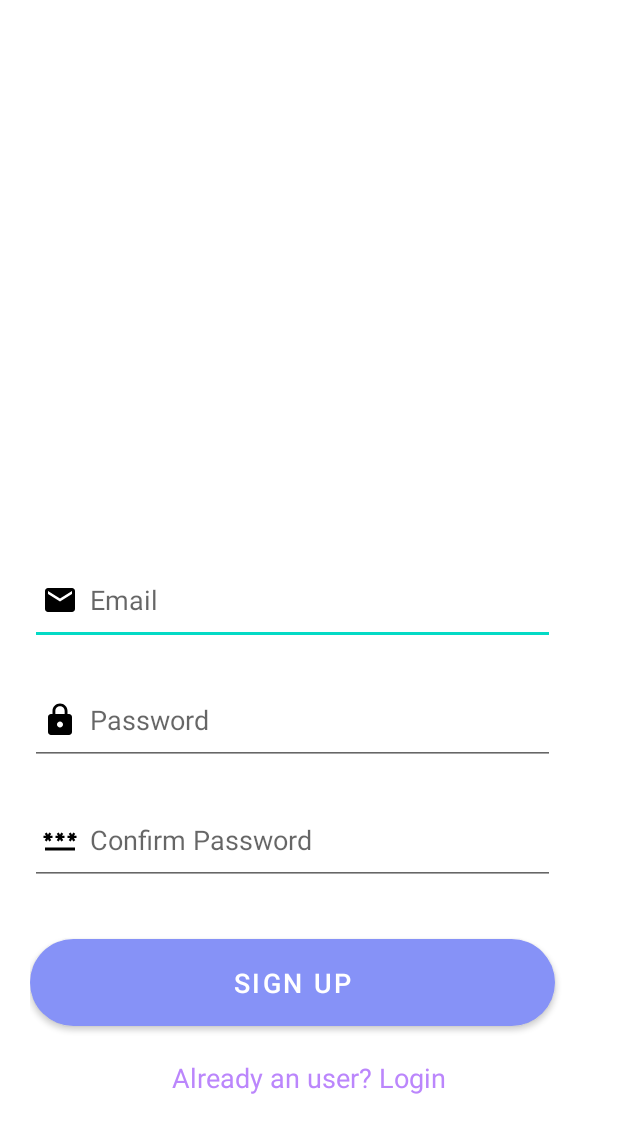
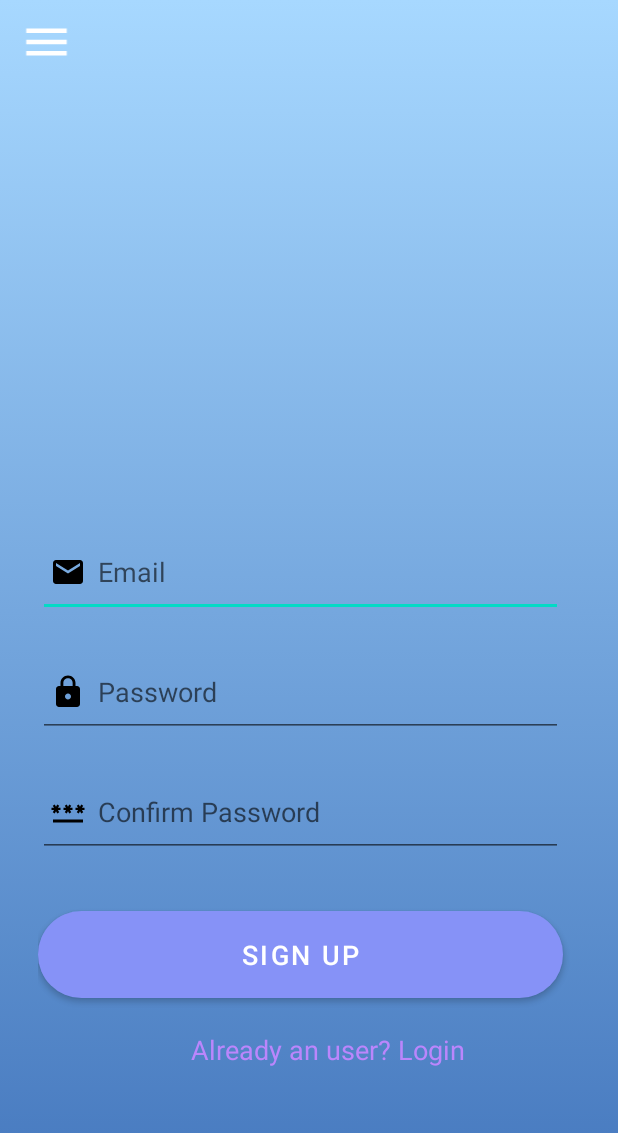
Before and after one commit to aluno23032/WeatherApp, an Android app: the screen it shows after launch (RegisterActivity), in the side drawer, after a tap on "Register", on a phone screen of 412 x 824 dp. Shown: the top 1133 px of the screen. Run offline under Robolectric (Android 15) with nearby library versions, the light colour scheme and no system bars; our stand-ins replace Firebase (no records; nobody signed in at launch, a user with empty details on screens opened directly), Volley; Roboto replaces fonts that are not available here.

Commit message:
Menu na página login e registo e fundo dinâmico

```diff
--- a/app/src/main/java/com/example/weatherapp/MainActivity.kt
+++ b/app/src/main/java/com/example/weatherapp/MainActivity.kt
@@ -98,10 +98,7 @@ class MainActivity : AppCompatActivity() {
         supportActionBar?.hide()
         rightNow = Calendar.getInstance()
         val hour: Int = rightNow.get(Calendar.HOUR_OF_DAY)
-        if (hour !in 6..20) {
-            drawerLayout.setBackgroundResource(R.drawable.bggradientnight)
-            tableLayout.setBackgroundResource(R.drawable.rectanglenight)
-        } else {
+        if (hour in 6..20) {
             drawerLayout.setBackgroundResource(R.drawable.bggradientday)
             tableLayout.setBackgroundResource(R.drawable.rectangleday)
         }
--- a/app/src/main/java/com/example/weatherapp/RegisterActivity.kt
+++ b/app/src/main/java/com/example/weatherapp/RegisterActivity.kt
@@ -3,9 +3,13 @@ package com.example.weatherapp
 import android.content.Intent
 import androidx.appcompat.app.AppCompatActivity
 import android.os.Bundle
+import android.widget.ImageView
 import android.widget.Toast
+import androidx.core.view.GravityCompat
+import androidx.drawerlayout.widget.DrawerLayout
 import com.example.weatherapp.databinding.ActivityRegisterBinding
 import com.google.firebase.auth.FirebaseAuth
+import java.util.*
 
 class RegisterActivity : AppCompatActivity() {
     private lateinit var binding: ActivityRegisterBinding
@@ -15,6 +19,16 @@ class RegisterActivity : AppCompatActivity() {
         binding = ActivityRegisterBinding.inflate(layoutInflater)
         setContentView(binding.root)
         firebaseAuth = FirebaseAuth.getInstance()
+        val drawerLayout = findViewById<DrawerLayout>(R.id.drawerLayout)
+        val menu = findViewById<ImageView>(R.id.menu)
+        menu.setOnClickListener{
+            drawerLayout.openDrawer(GravityCompat.START)
+        }
+        val rightNow = Calendar.getInstance()
+        val hour: Int = rightNow.get(Calendar.HOUR_OF_DAY)
+        if (hour in 6..20) {
+            drawerLayout.setBackgroundResource(R.drawable.bggradientday)
+        }
         binding.signupButton.setOnClickListener {
             val email = binding.signupEmail.text.toString()
             val password = binding.signupPassword.text.toString()
--- a/app/src/main/res/layout/activity_register.xml
+++ b/app/src/main/res/layout/activity_register.xml
@@ -1,8 +1,17 @@
 <?xml version="1.0" encoding="utf-8"?>
-<ScrollView
-    xmlns:android="http://schemas.android.com/apk/res/android"
+<androidx.drawerlayout.widget.DrawerLayout xmlns:android="http://schemas.android.com/apk/res/android"
     xmlns:app="http://schemas.android.com/apk/res-auto"
     xmlns:tools="http://schemas.android.com/tools"
+    android:id="@+id/drawerLayout"
+    android:layout_width="match_parent"
+    android:layout_height="match_parent"
+    android:layout_gravity="start"
+    android:background="@drawable/bggradientnight"
+    android:fitsSystemWindows="true"
+    tools:context=".RegisterActivity"
+    tools:openDrawer="start">
+
+    <ScrollView
         android:layout_width="match_parent"
         android:layout_height="match_parent"
         tools:context=".RegisterActivity">
@@ -10,72 +19,87 @@
         <LinearLayout
             android:layout_width="match_parent"
             android:layout_height="wrap_content"
-        android:orientation="vertical">
+            android:orientation="vertical"
+            android:paddingTop="10dp">
+
+            <ImageView
+                android:id="@+id/menu"
+                android:layout_width="match_parent"
+                android:layout_height="wrap_content"
+                android:layout_marginEnd="350dp"
+                android:contentDescription="@string/menu"
+                app:srcCompat="@drawable/ic_menu" />
 
             <LinearLayout
                 android:layout_width="match_parent"
                 android:layout_height="wrap_content"
+                android:layout_marginTop="275dp"
                 android:orientation="vertical"
-            android:layout_marginTop="320dp"
-            android:padding="20dp">
+                android:paddingLeft="25dp">
 
                 <EditText
+                    android:id="@+id/signup_email"
                     android:layout_width="350dp"
                     android:layout_height="60dp"
-                android:id="@+id/signup_email"
                     android:layout_marginTop="30dp"
-                android:padding="8dp"
-                android:hint="Email"
                     android:drawableLeft="@drawable/ic_baseline_email_24"
                     android:drawablePadding="8dp"
-                android:textColor="@color/black"/>
+                    android:hint="Email"
+                    android:padding="8dp"
+                    android:textColor="@color/black" />
 
                 <EditText
+                    android:id="@+id/signup_password"
                     android:layout_width="350dp"
                     android:layout_height="60dp"
-                android:id="@+id/signup_password"
                     android:layout_marginTop="20dp"
-                android:padding="8dp"
+                    android:drawableLeft="@drawable/ic_baseline_lock_24"
+                    android:drawablePadding="8dp"
                     android:hint="Password"
                     android:inputType="textPassword"
-                android:drawableLeft="@drawable/ic_baseline_lock_24"
-                android:drawablePadding="8dp"
-                android:textColor="@color/black"/>
+                    android:padding="8dp"
+                    android:textColor="@color/black" />
 
                 <EditText
+                    android:id="@+id/signup_confirm"
                     android:layout_width="350dp"
                     android:layout_height="60dp"
-                android:id="@+id/signup_confirm"
                     android:layout_marginTop="20dp"
-                android:padding="8dp"
+                    android:drawableLeft="@drawable/ic_baseline_password_24"
+                    android:drawablePadding="8dp"
                     android:hint="Confirm Password"
                     android:inputType="textPassword"
-                android:drawableLeft="@drawable/ic_baseline_password_24"
-                android:drawablePadding="8dp"
-                android:textColor="@color/black"/>
+                    android:padding="8dp"
+                    android:textColor="@color/black" />
 
                 <Button
+                    android:id="@+id/signup_button"
                     android:layout_width="350dp"
                     android:layout_height="70dp"
                     android:layout_marginTop="30dp"
                     android:text="Sign Up"
-                android:id="@+id/signup_button"
                     android:textSize="18sp"
-                app:cornerRadius = "30dp"/>
+                    app:cornerRadius="30dp" />
 
                 <TextView
+                    android:id="@+id/loginRedirectText"
                     android:layout_width="wrap_content"
                     android:layout_height="wrap_content"
-                android:id="@+id/loginRedirectText"
+                    android:layout_gravity="center"
+                    android:layout_marginTop="8dp"
+                    android:padding="8dp"
                     android:text="Already an user? Login"
-                android:layout_gravity="center"
-                android:padding="8dp"
-                android:layout_marginTop="8dp"
-                android:textSize="18sp"
-                android:textColor="@color/purple_200"/>
-
+                    android:textColor="@color/purple_200"
+                    android:textSize="18sp" />
             </LinearLayout>
-
         </LinearLayout>
-
     </ScrollView>
+    <com.google.android.material.navigation.NavigationView
+        android:id="@+id/navigationView"
+        android:layout_width="wrap_content"
+        android:layout_height="match_parent"
+        android:layout_gravity="start"
+        android:fitsSystemWindows="true"
+        app:headerLayout="@layout/header_layout"
+        app:menu="@menu/navigation_items" />
+</androidx.drawerlayout.widget.DrawerLayout>
```
Also changed, not shown: app/src/main/java/com/example/weatherapp/LoginActivity.kt (+14 -0 lines), app/src/main/res/layout/activity_login.xml (+65 -31 lines). Lines whose indentation alone changed are shown as unchanged.
